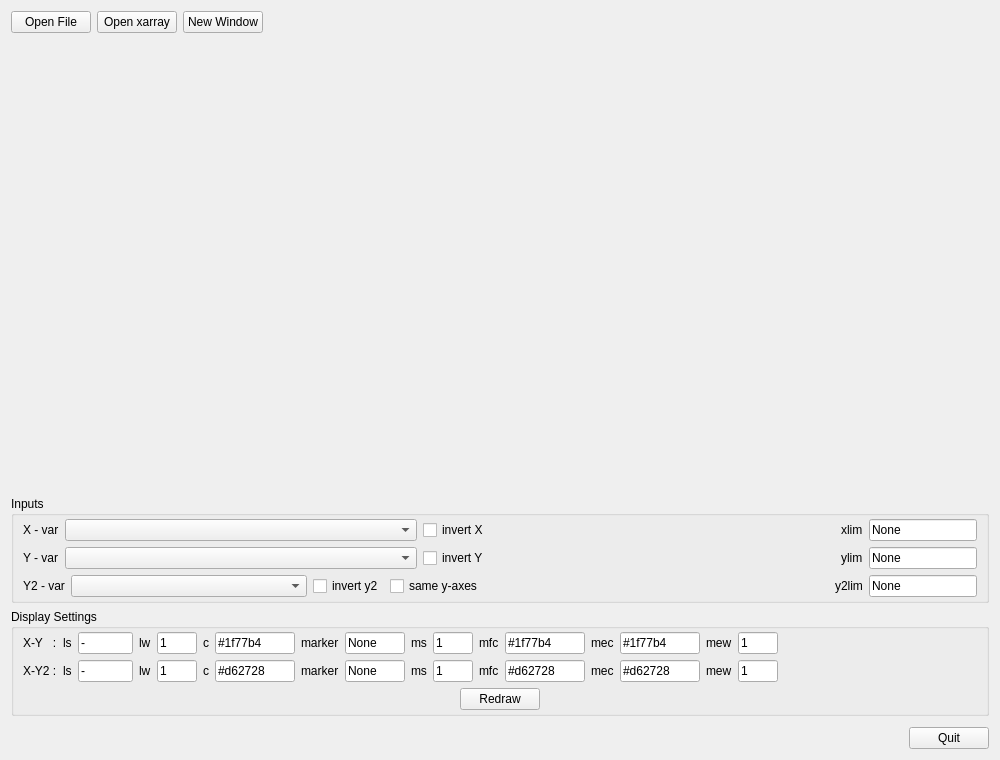
Above: ncv/ui/scatter_panel.ui from SanjeevBashyal/ncv before the change. Below: the same form after it.
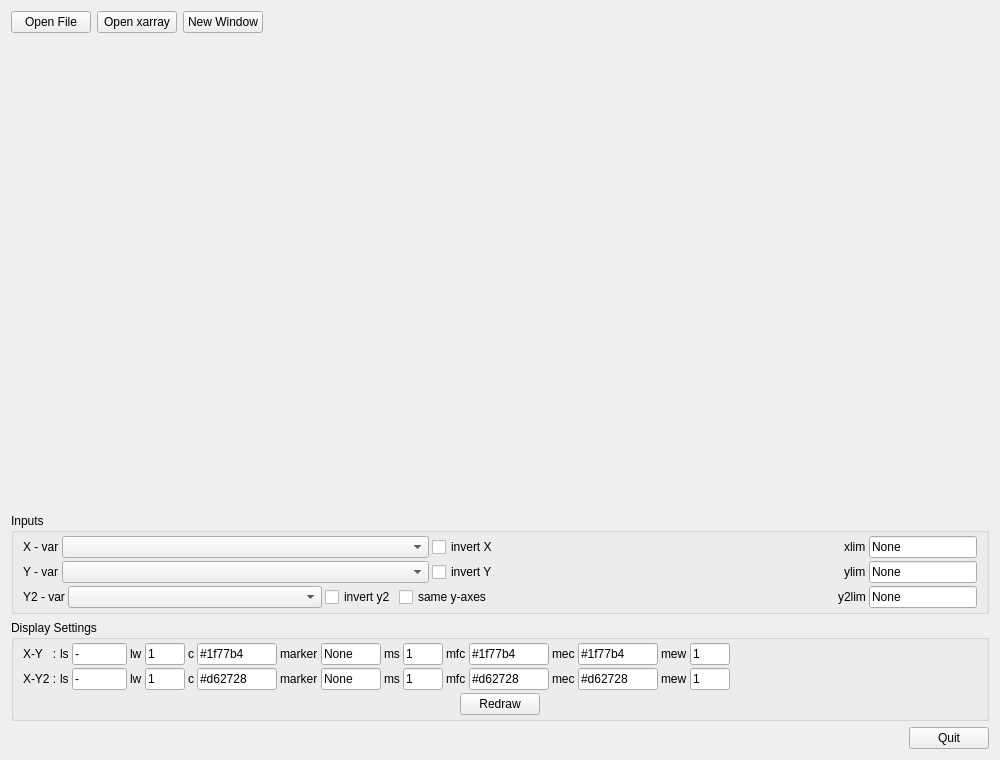
That is the form after the change.

The edit to the form file:
```diff
--- a/ncv/ui/scatter_panel.ui
+++ b/ncv/ui/scatter_panel.ui
@@ -94,6 +94,9 @@
       <string>Inputs</string>
      </property>
      <layout class="QVBoxLayout" name="verticalLayout">
+      <property name="spacing">
+       <number>3</number>
+      </property>
       <property name="topMargin">
        <number>3</number>
       </property>
@@ -422,6 +425,9 @@
       <string>Display Settings</string>
      </property>
      <layout class="QVBoxLayout" name="verticalLayout_2">
+      <property name="spacing">
+       <number>3</number>
+      </property>
       <property name="leftMargin">
        <number>9</number>
       </property>
@@ -935,7 +941,7 @@
    <item>
     <layout class="QHBoxLayout" name="horizontalLayout_Quit">
      <property name="topMargin">
-      <number>5</number>
+      <number>0</number>
      </property>
      <item>
       <spacer name="horizontalSpacer_Quit">
```
Left out of the diff: 4 changed lines with no effect on the pictures.
